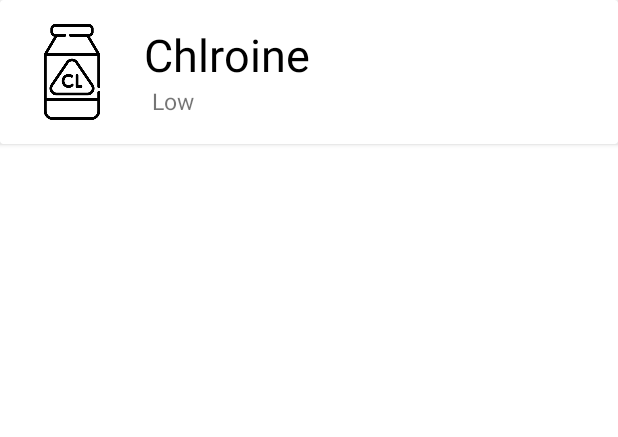
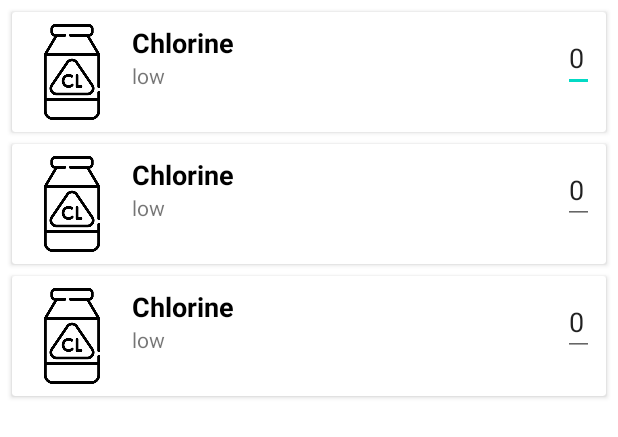
Before and after one commit to shxmbles/PoolTest, an Android app: the layout activity_main.xml on its own in the app's theme, with its tools: preview values and no code run, on a phone screen of 412 x 824 dp. Shown: the top 437 px of the screen. Run offline under Robolectric (Android 15) with nearby library versions, the light colour scheme and no system bars.

Commit message:
Created card with correct format
Added part of a recycler view to get the amount of cards we need to show up in a code friendly and user friendly way

```diff
--- a/app/build.gradle
+++ b/app/build.gradle
@@ -1,6 +1,7 @@
 plugins {
     id 'com.android.application'
     id 'kotlin-android'
+    id 'kotlin-android-extensions'
 }
 
 android {
@@ -34,6 +35,7 @@ android {
 
 dependencies {
     compile 'com.android.support:cardview:cardview-v7:26.0.1'
+    implementation 'androidx.cardview:cardview:1.0.0'
     implementation 'andoridx.recyclerview:recylcerview:1.2.1'
     implementation 'androidx.recyclerview:recyclerview-selection:1.1.0'
     implementation "org.jetbrains.kotlin:kotlin-stdlib:$kotlin_version"
--- /dev/null
+++ b/app/src/main/java/com/example/pool/poolStatusItem.kt
@@ -0,0 +1,4 @@
+package com.example.pool
+
+data class poolStatusItem(val imageResource: Int, val Title: String, val description: String, val poolStatus: Double) {
+}
--- a/app/src/main/res/drawable/drawableback.xml
+++ /dev/null
@@ -1,5 +0,0 @@
-<shape xmlns:android="http://schemas.android.com/apk/res/android" android:shape="rectangle" >
-    <solid android:color="@android:color/white" />
-    <stroke android:width="1dip" android:color="#70D6FF"/>
-    <corners android:radius="20dp"></corners>
-</shape>
--- a/app/src/main/res/layout/activity_main.xml
+++ b/app/src/main/res/layout/activity_main.xml
@@ -1,54 +1,15 @@
 <?xml version="1.0" encoding="utf-8"?>
-<ScrollView xmlns:android="http://schemas.android.com/apk/res/android"
-    xmlns:app="http://schemas.android.com/apk/res-auto"
-    xmlns:tools="http://schemas.android.com/tools"
+<RelativeLayout xmlns:android="http://schemas.android.com/apk/res/android"
     android:layout_width="match_parent"
     android:layout_height="match_parent"
-    tools:context=".MainActivity">
+    xmlns:tools="http://schemas.android.com/tools">
 
-    <androidx.cardview.widget.CardView
+    <androidx.recyclerview.widget.RecyclerView
+        android:id="@+id/recycler_view"
+        android:padding="4dp"
+        android:clipToPadding="false"
         android:layout_width="match_parent"
-        android:layout_height="wrap_content"
-        android:id="@+id/ChrloineCard">
+        android:layout_height="match_parent"
+        tools:listitem="@layout/pool_status_item"/>
 
-        <RelativeLayout
-            android:layout_width="match_parent"
-            android:layout_height="wrap_content"
-            android:padding="16dp">
-
-            <ImageView
-                android:id="@+id/icon1"
-                android:layout_width="64dp"
-                android:layout_height="64dp"
-                android:layout_alignParentLeft="true"
-                android:layout_alignParentTop="true"
-                android:layout_marginRight="16dp"
-                android:src="@drawable/chlorine" />
-
-            <TextView
-                android:id="@+id/title"
-                android:layout_width="wrap_content"
-                android:layout_height="wrap_content"
-                android:layout_alignParentTop="true"
-                android:layout_toRightOf="@id/icon1"
-                android:text="Chlroine"
-                android:textColor="@color/black"
-                android:textSize="30sp" />
-
-            <TextView
-                android:layout_width="wrap_content"
-                android:layout_height="wrap_content"
-                android:id="@+id/descriptionChlorine"
-                android:layout_below="@id/title"
-                android:layout_toRightOf="@id/icon1"
-                android:paddingLeft="5dp"
-                android:text="Low"
-                android:textSize="15sp" />
-
-
-        </RelativeLayout>
-
-    </androidx.cardview.widget.CardView>
-
-
-</ScrollView>
+</RelativeLayout>
--- /dev/null
+++ b/app/src/main/res/layout/pool_status_item.xml
@@ -0,0 +1,50 @@
+<?xml version="1.0" encoding="utf-8"?>
+<androidx.cardview.widget.CardView xmlns:android="http://schemas.android.com/apk/res/android"
+    android:layout_width="match_parent"
+    android:layout_height="wrap_content"
+    android:layout_margin="4dp">
+
+    <RelativeLayout
+        android:layout_width="match_parent"
+        android:layout_height="match_parent"
+        android:padding="8dp">
+
+        <ImageView
+            android:id="@+id/icon_view"
+            android:layout_width="64dp"
+            android:layout_height="64dp"
+            android:layout_marginEnd="8dp"
+            android:layout_marginRight="8dp"
+            android:src="@drawable/chlorine" />
+
+        <TextView
+            android:id="@+id/title_view1"
+            android:layout_width="wrap_content"
+            android:layout_height="wrap_content"
+            android:layout_toRightOf="@id/icon_view"
+            android:text="Chlorine"
+            android:textColor="@color/black"
+            android:textSize="18sp"
+            android:textStyle="bold" />
+
+        <TextView
+            android:id="@+id/description_1"
+            android:layout_width="wrap_content"
+            android:layout_height="wrap_content"
+            android:layout_below="@id/title_view1"
+            android:layout_toRightOf="@id/icon_view"
+            android:text="low" />
+
+        <EditText
+            android:id="@+id/pool_fill_in"
+            android:layout_width="wrap_content"
+            android:layout_height="wrap_content"
+            android:text="0"
+            android:layout_alignParentRight="true"/>
+
+
+
+
+    </RelativeLayout>
+
+</androidx.cardview.widget.CardView>
```
Also changed, not shown: app/src/main/java/com/example/pool/PoolItemAdapter.kt (added, +83 -0 lines), app/src/main/res/layout/input.xml (deleted, +0 -28 lines).
